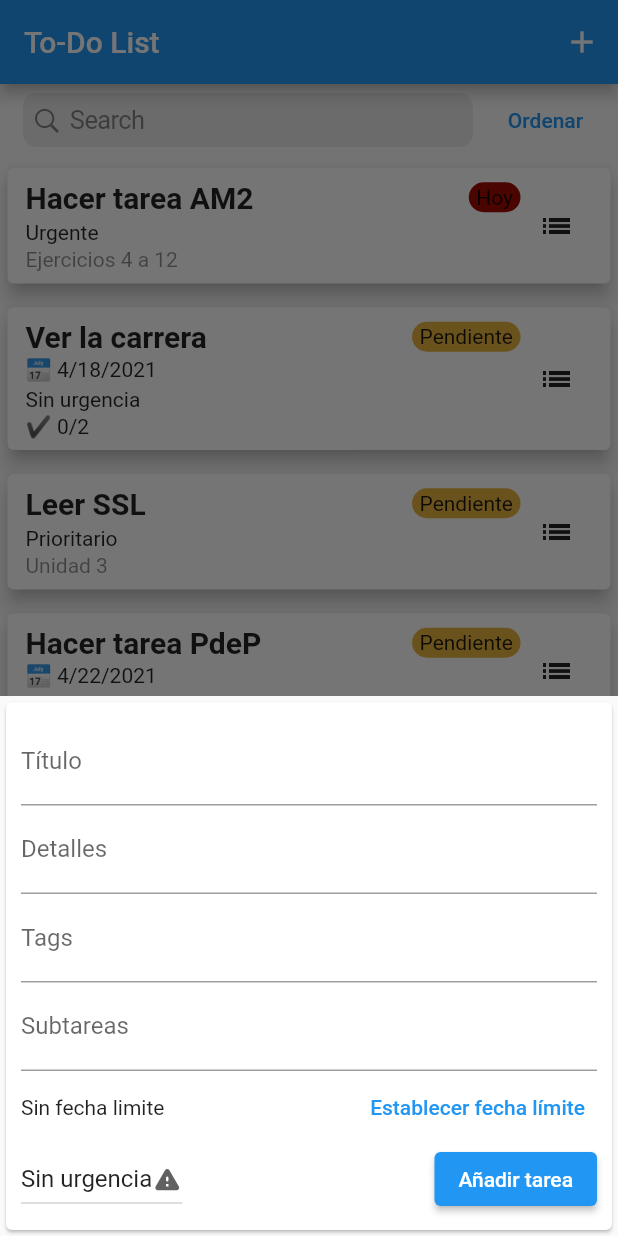
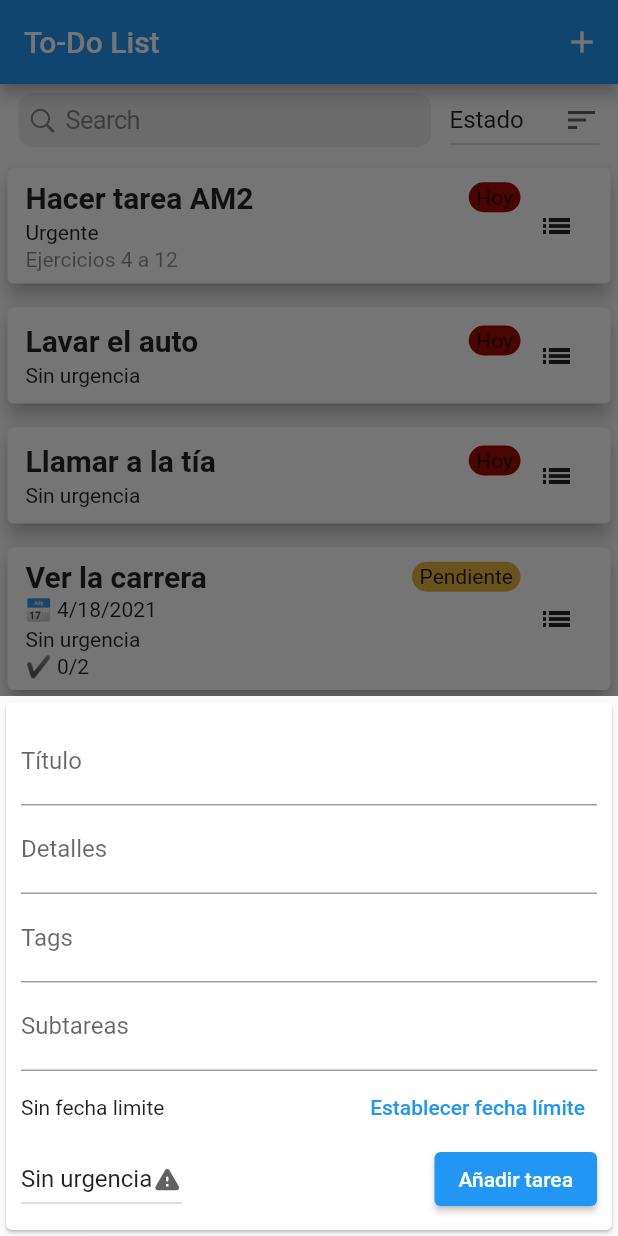
Before and after one commit to Matias-Rossi/todo_one, a Flutter app: the screen it shows after launch, after a tap on the "add" icon, on a phone screen of 412 x 824 dp. Run offline on Flutter 3.47's test engine with Material 2 defaults, Android fonts, the light colour scheme and no system bars; drawn by our look-alikes of flutter_slidable.

Commit message:
Sort button implemented

```diff
--- /dev/null
+++ b/lib/globals.dart
@@ -0,0 +1,3 @@
+library app.globals;
+
+String sortBy = "dateCreated";
--- a/lib/main.dart
+++ b/lib/main.dart
@@ -4,6 +4,7 @@
 import './widgets/task_list.dart';
 import './models/task.dart';
 import './widgets/search_sort_bar.dart';
+import 'package:todo_one/globals.dart' as globals;
 
 void main() {
   runApp(MyApp());
@@ -143,6 +144,32 @@
         });
   }
 
+  void _sort(tasks, String sortByStr) {
+    Function sortByFunction;
+    //Mayor = se muestra antes
+    switch (sortByStr) {
+      case "Prioridad":
+        sortByFunction = (Task a, Task b) => a.priority < b.priority ? 1 : -1;
+        break;
+      case "Límite":
+        sortByFunction = (Task a, Task b) {
+          if (a.dateDue == null) return -1;
+          if (b.dateDue == null)
+            return 1;
+          else
+            return a.dateDue.compareTo(b.dateDue);
+        };
+        break;
+      case "Creación":
+        sortByFunction =
+            (Task a, Task b) => b.dateCreated.compareTo(a.dateCreated);
+        break;
+      default:
+        sortByFunction = (Task a, Task b) => a.status.compareTo(b.status);
+    }
+    tasks.sort(sortByFunction);
+  }
+
   @override
   Widget build(BuildContext context) {
     final appBar = AppBar(title: Text("To-Do List"), actions: <Widget>[
@@ -152,7 +179,8 @@
       ),
     ]);
 
-    final _searchSortBar = SearchSortBar();
+    final _searchSortBar = SearchSortBar(_sort);
+    _sort(_userTasks, globals.sortBy);
     final taskListWidget = Expanded(child: TaskList(_userTasks));
 
     return Scaffold(
--- a/lib/widgets/search_sort_bar.dart
+++ b/lib/widgets/search_sort_bar.dart
@@ -1,5 +1,6 @@
 import 'package:flutter/material.dart';
 import 'package:flutter/cupertino.dart';
+import './sort_menu.dart';
 
 class SearchBar extends StatefulWidget {
   @override
@@ -10,7 +11,7 @@
   @override
   Widget build(BuildContext context) {
     return Container(
-      width: 300,
+      width: 275,
       //child: Text("[Searchbar placeholder]"),
       child: CupertinoSearchTextField(
         onChanged: (value) {},
@@ -20,20 +21,11 @@
   }
 }
 
-class SortButton extends StatelessWidget {
-  @override
-  Widget build(BuildContext context) {
-    return Container(
-        child: TextButton(
-      child: Text("Ordenar"),
-      onPressed: () {},
-    ));
-  }
-}
+class SearchSortBar extends StatelessWidget {
+  SearchSortBar(this._sort);
 
-class SearchSortBar extends StatelessWidget {
+  final Function _sort;
   final _searchBar = SearchBar();
-  final _sortButton = SortButton();
 
   @override
   Widget build(BuildContext context) {
@@ -41,7 +33,7 @@
       child: Row(
         children: [
           _searchBar,
-          _sortButton,
+          SortMenu(_sort),
         ],
         mainAxisAlignment: MainAxisAlignment.spaceEvenly,
       ),
--- /dev/null
+++ b/lib/widgets/sort_menu.dart
@@ -0,0 +1,41 @@
+import 'package:flutter/material.dart';
+import 'package:todo_one/globals.dart' as globals;
+
+class SortMenu extends StatefulWidget {
+  final Function sort;
+  SortMenu(this.sort);
+
+  @override
+  _SortMenuState createState() => _SortMenuState();
+}
+
+class _SortMenuState extends State<SortMenu> {
+  var sortBy = "Estado";
+  @override
+  Widget build(BuildContext context) {
+    return Container(
+      width: 100,
+      //height: 100,
+      child: DropdownButton<String>(
+        isExpanded: true,
+        value: sortBy,
+        icon: const Icon(Icons.sort),
+        onChanged: (String newValue) {
+          setState(() {
+            sortBy = newValue;
+            globals.sortBy = sortBy;
+          });
+        },
+        items: <String>['Estado', 'Prioridad', 'Límite', 'Creación']
+            .map<DropdownMenuItem<String>>(
+          (String value) {
+            return DropdownMenuItem<String>(
+              value: value,
+              child: Text(value),
+            );
+          },
+        ).toList(),
+      ),
+    );
+  }
+}
```
